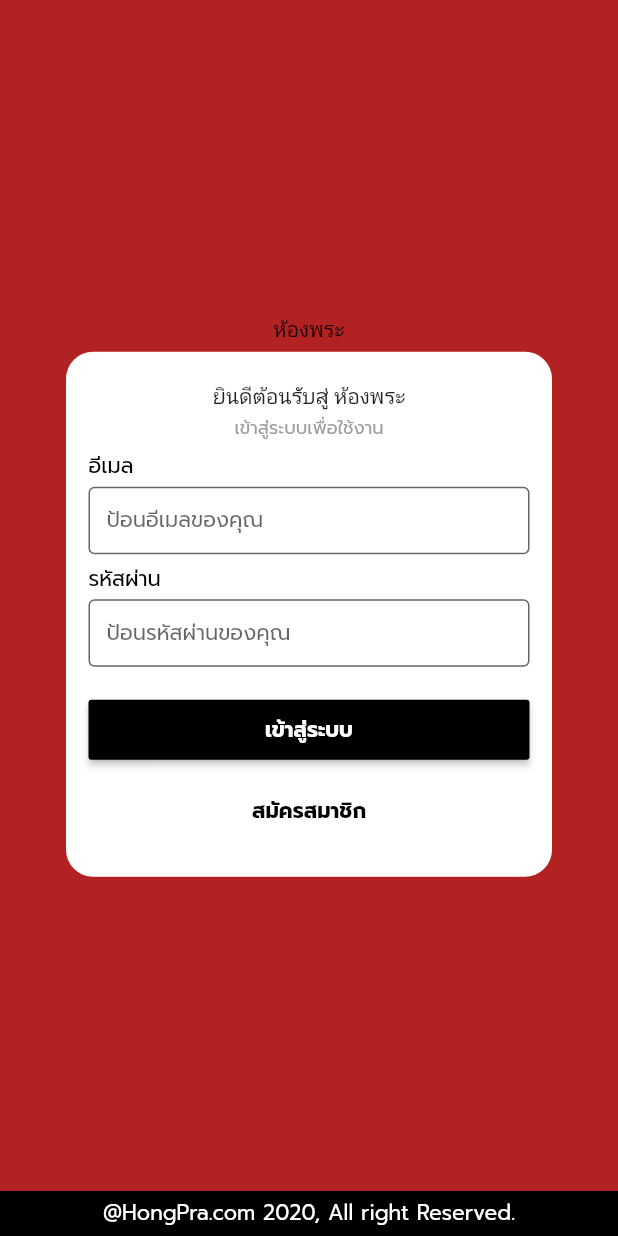
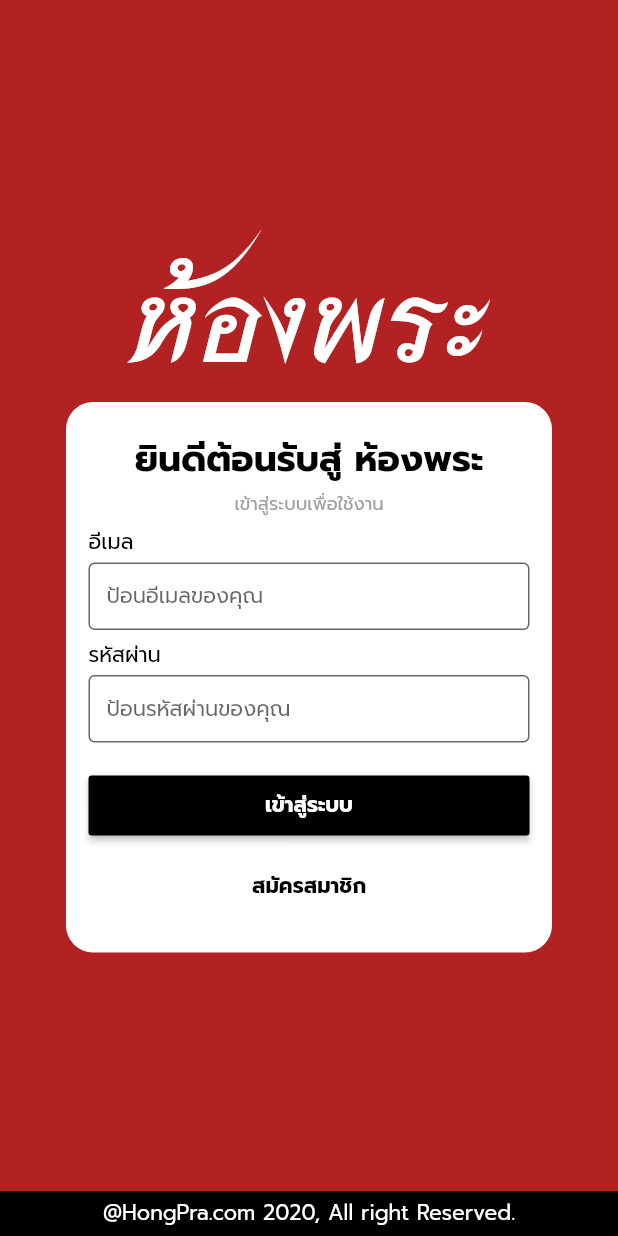
Before and after one commit to pingmpz/hongpra, a Flutter app: the screen it shows after launch, after a tap on "เข้าสู่ระบบ", on a phone screen of 412 x 824 dp. Run offline on Flutter 3.47's test engine with Material 2 defaults, Android fonts, the phone set to English and light mode, and no system bars; our stand-ins replace carousel_pro, cloud_firestore, device_preview, firebase_auth, firebase_core, page_transition and 1 more; accounts and stored records are empty; network calls fail; project files that could hold a hidden picture were left out.

```diff
--- a/lib/loginpage.dart
+++ b/lib/loginpage.dart
@@ -14,7 +14,7 @@ class MyLoginPage extends StatefulWidget {
 
 class _MyLoginPageState extends State<MyLoginPage> {
 
-  final FirebaseAuth _auth = FirebaseAuth.instance;
+  final _auth = FirebaseAuth.instance;
   TextEditingController emailController = TextEditingController();
   TextEditingController passwordController = TextEditingController();
 
@@ -23,21 +23,21 @@ class _MyLoginPageState extends State<MyLoginPage> {
   @override
   void initState() {
     super.initState();
-    checkAuth(context);
   }
 
   // Log-in
-  Future<FirebaseUser> signIn() async {
-    final FirebaseUser user = await _auth.signInWithEmailAndPassword(
-      email: emailController.text.trim(),
-      password: passwordController.text.trim(),
-    ).then((user) {
-      print("signed in " + user.user.email);
-      checkAuth(context);  // add here
-    }).catchError((e) {
-      print(e);
+  Future<User> signIn() async {
+    try {
+      final user = await _auth.signInWithEmailAndPassword(
+          email: emailController.text.trim(),
+          password: passwordController.text.trim());
+      if (user != null) {
+        Navigator.pushReplacement(context, MaterialPageRoute(builder: (context) => MyMainPage()));
+      }
+    } catch (e) {
+      print(e.code);
       switch (e.code) {
-        case "ERROR_WRONG_PASSWORD":
+        case "wrong-password": // "ERROR_WRONG_PASSWORD":
           print("Wrong Password! Try again.");
           break;
         case "ERROR_INVALID_EMAIL":
@@ -45,15 +45,11 @@ class _MyLoginPageState extends State<MyLoginPage> {
           break;
         case "ERROR_USER_NOT_FOUND":
           print("User not found! Register first!");
-          Navigator.push(
-            context,
-            MaterialPageRoute(builder: (context) => MyRegisterPage()),
-          );
           break;
         case "ERROR_USER_DISABLED":
           print("User has been disabled!, Try again");
           break;
-        case "ERROR_TOO_MANY_REQUESTS":
+        case "too-many-requests": //"ERROR_TOO_MANY_REQUESTS":
           print(
               "Sign in disabled due to too many requests from this user!, Try again");
           break;
@@ -64,18 +60,6 @@ class _MyLoginPageState extends State<MyLoginPage> {
         default:
           print("Unknown error");
       }
-      return false;
-    });
-  }
-
-  // Check user log-in
-  Future checkAuth(BuildContext context) async {
-    FirebaseUser user = await _auth.currentUser();
-
-    if (user != null) {
-      print("Already singed-in with");
-      Navigator.pushReplacement(
-          context, MaterialPageRoute(builder: (context) => MyMainPage(user, _auth)));
     }
   }
 
@@ -107,8 +91,8 @@ class _MyLoginPageState extends State<MyLoginPage> {
 
     //------------------ Custom Widgets ------------------
 
-    Widget headerText = Center(child: Text('ห้องพระ', style: MyConfig.largeHeaderText));
-    Widget titleText = Center(child: Text('ยินดีต้อนรับสู่ ห้องพระ', style: MyConfig.titleText));
+    Widget headerText = Center(child: Text('ห้องพระ', style: MyConfig.logoText));
+    Widget titleText = Center(child: Text('ยินดีต้อนรับสู่ ห้องพระ', style: MyConfig.largeBoldText));
     Widget subtitleText = Center(child: Text('เข้าสู่ระบบเพื่อใช้งาน', style: MyConfig.smallText2));
     Widget emailLabel = Text('อีเมล', style: MyConfig.normalText1);
 
--- a/lib/main.dart
+++ b/lib/main.dart
@@ -1,8 +1,8 @@
 import 'package:device_preview/device_preview.dart';
 import 'package:flutter/material.dart';
 import 'package:flutter/services.dart';
-import 'package:hongpra/loginpage.dart';
 import 'package:firebase_core/firebase_core.dart';
+import 'package:hongpra/mainpage.dart';
 
 void main() async {
 
@@ -24,7 +24,7 @@ class MyApp extends StatelessWidget {
     return MaterialApp(
       debugShowCheckedModeBanner: false,
       builder: DevicePreview.appBuilder,
-      home: MyLoginPage(),
+      home: MyMainPage(),
     );
   }
 }
--- a/lib/mainpage.dart
+++ b/lib/mainpage.dart
@@ -8,20 +8,53 @@ import 'package:hongpra/loginpage.dart';
 import 'package:page_transition/page_transition.dart';
 
 class MyMainPage extends StatefulWidget {
-  final FirebaseUser user;
-  final FirebaseAuth _auth;
-
-  MyMainPage(this.user, this._auth, {Key key}) : super(key: key);
+  // final FirebaseAuth _auth;
+  // MyMainPage(this._auth, {Key key}) : super(key: key);
 
   @override
   _MyMainPageState createState() => _MyMainPageState();
 }
 
 class _MyMainPageState extends State<MyMainPage> {
+  User loginUser;
+  List<String> items;
+
   final searchController = new TextEditingController();
 
   Widget searchTitle = Text("", style: MyConfig.normalText1);
   Icon searchIcon = new Icon(Icons.search, color: MyConfig.whiteColor);
+
+  @override
+  void initState() {
+    super.initState();
+    getCurrentUser();
+  }
+
+  //------------------ Custom Methods ------------------
+  void getCurrentUser() async{
+    try {
+      final user = await FirebaseAuth.instance.currentUser;
+      if(user != null){
+        loginUser = user;
+        // --> generate list
+      } else {
+        Navigator.pushAndRemoveUntil(
+            context,
+            MaterialPageRoute(builder: (context) => MyLoginPage()),
+            ModalRoute.withName('/'));
+      }
+    } catch (e) {
+      print(e.toString());
+    }
+  }
+
+  void signOut(BuildContext context) {
+    FirebaseAuth.instance.signOut();
+    Navigator.pushAndRemoveUntil(
+        context,
+        MaterialPageRoute(builder: (context) => MyLoginPage()),
+        ModalRoute.withName('/'));
+  }
 
   @override
   Widget build(BuildContext context) {
@@ -57,15 +90,6 @@ class _MyMainPageState extends State<MyMainPage> {
       'สถานที่ : วัดชนะสงคราม พ.ศ. 2484',
       'วันที่รับรอง : 8 พฤศจิกายน 2562'
     ];
-
-    //------------------ Custom Methods ------------------
-    void signOut(BuildContext context) {
-      widget._auth.signOut();
-      Navigator.pushAndRemoveUntil(
-          context,
-          MaterialPageRoute(builder: (context) => MyLoginPage()),
-          ModalRoute.withName('/'));
-    }
 
     //------------------ Custom Widgets ------------------
     Widget myAppBar = AppBar(
```
Also changed, not shown: lib/registerpage.dart (+1 -9 lines).
